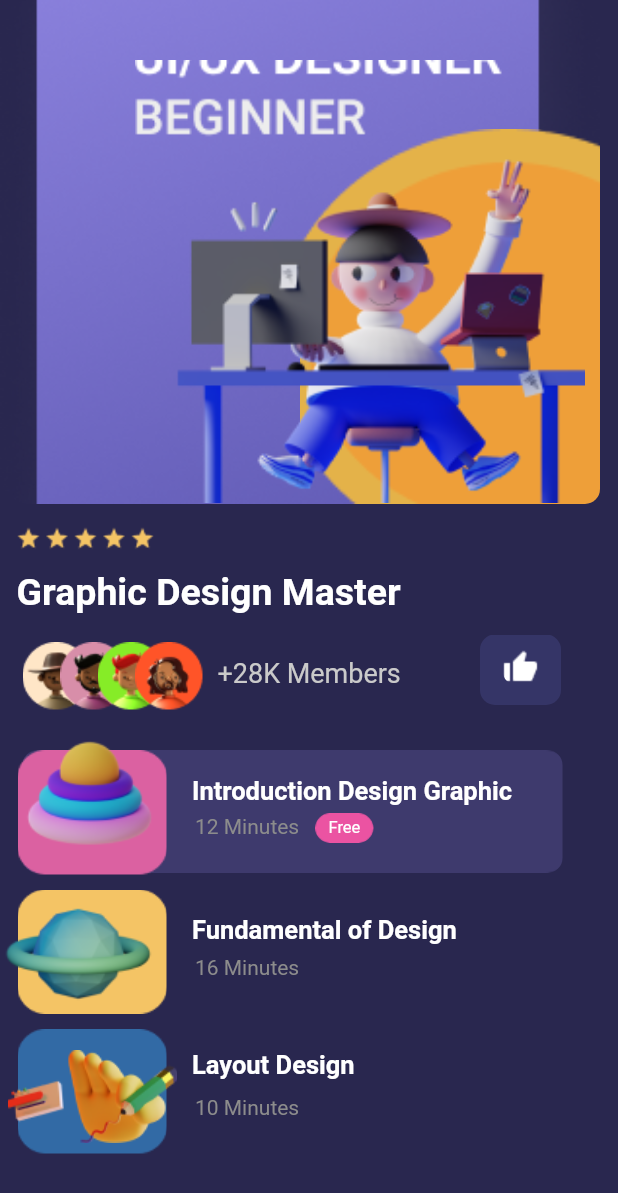
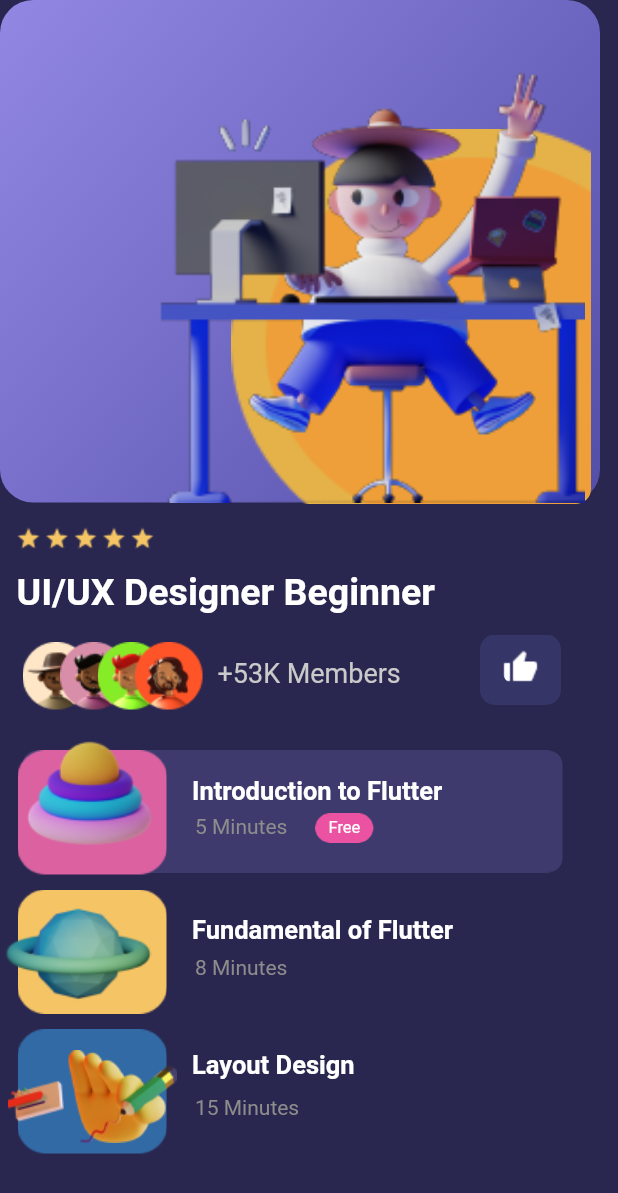
Before and after one commit to Lance-Abella/UI_Design, a Flutter app: the detail1 screen opened directly, on a phone screen of 412 x 824 dp. Shown: the top 1193 px of the screen. Run offline on Flutter 3.47's test engine with Material 2 defaults, Android fonts, the phone set to English and light mode, and no system bars.

```diff
--- a/lib/details.dart
+++ b/lib/details.dart
@@ -16,25 +16,27 @@ class detail1 extends StatelessWidget {
 
             children: [
               Container(
-
-                child: ClipRRect(
-                  borderRadius: BorderRadius.circular(20),
-                  child: Image.asset(
-                    'assets/Rectangle 2.png',
-                    width: 400,
-                    height: 336,
-                    fit: BoxFit.cover,
+                  width: 400,
+                  height: 335,
+                  margin: const EdgeInsets.only( bottom: 5,),
+                  decoration: BoxDecoration(
+                  borderRadius: BorderRadius.circular(22),
+                  gradient: LinearGradient(
+                  begin: Alignment.topLeft,
+                  end: Alignment.bottomRight,
+                  colors: [Color(0xFF9288E4), Color(0xFF534EA7)],
                   ),
                   ),
-                  ),
+              ),
+
 
               Container(
-                margin: EdgeInsets.only(left: 200, top: 86),
+                margin: EdgeInsets.only(left: 154, top: 86),
                 child: ClipRRect(
                   borderRadius: BorderRadius.circular(10),
                   child: Image(
                     image: AssetImage('assets/Ellipse 1.png'),
-                    width: 200,
+                    width: 240,
                     height: 250,
                     fit: BoxFit.cover,
                     ),
@@ -44,7 +46,7 @@ class detail1 extends StatelessWidget {
               Container(
                 margin: EdgeInsets.only(left: 90, top: 40),
                 child: Image(
-                  image: AssetImage('assets/Saly-10.png'),
+                  image: AssetImage('assets/Saly-10.2.png'),
                   width: 300,
                   height: 295,
                   fit: BoxFit.cover,
@@ -69,7 +71,7 @@ class detail1 extends StatelessWidget {
                 child: Padding(
                   padding: const EdgeInsets.all(10),
                   child: Text(
-                    'Graphic Design Master',
+                    'UI/UX Designer Beginner',
                     style: TextStyle(
                     color: Colors.white,
                     fontWeight: FontWeight.w600,
@@ -137,7 +139,7 @@ class detail1 extends StatelessWidget {
                 child: Padding(
                   padding: const EdgeInsets.all(10),
                   child: Text(
-                    '+28K Members',
+                    '+53K Members',
                     style: TextStyle(
                     color: Color.fromRGBO(202, 202, 202, 20),
                     fontWeight: FontWeight.w400,
@@ -218,7 +220,7 @@ class detail1 extends StatelessWidget {
                 child: Padding(
                   padding: const EdgeInsets.all(10),
                   child: Text(
-                    'Introduction Design Graphic',
+                    'Introduction to Flutter ',
                     style: TextStyle(
                     color: Colors.white,
                     fontWeight: FontWeight.w700,
@@ -234,7 +236,7 @@ class detail1 extends StatelessWidget {
                 child: Padding(
                   padding: const EdgeInsets.all(10),
                   child: Text(
-                    '12 Minutes',
+                    '5 Minutes',
                     style: TextStyle(
                     color: Color.fromRGBO(140, 140, 140, 80),
                     fontWeight: FontWeight.w400,
@@ -305,7 +307,7 @@ class detail1 extends StatelessWidget {
                 child: Padding(
                   padding: const EdgeInsets.all(10),
                   child: Text(
-                    'Fundamental of Design',
+                    'Fundamental of Flutter',
                     style: TextStyle(
                     color: Colors.white,
                     fontWeight: FontWeight.w700,
@@ -321,7 +323,7 @@ class detail1 extends StatelessWidget {
                 child: Padding(
                   padding: const EdgeInsets.all(10),
                   child: Text(
-                    '16 Minutes',
+                    '8 Minutes',
                     style: TextStyle(
                     color: Color.fromRGBO(140, 140, 140, 80),
                     fontWeight: FontWeight.w400,
@@ -379,7 +381,7 @@ class detail1 extends StatelessWidget {
                 child: Padding(
                   padding: const EdgeInsets.all(10),
                   child: Text(
-                    '10 Minutes',
+                    '15 Minutes',
                     style: TextStyle(
                     color: Color.fromRGBO(140, 140, 140, 80),
                     fontWeight: FontWeight.w400,
```
Also changed, not shown: assets/Saly-10.2.png (added).
